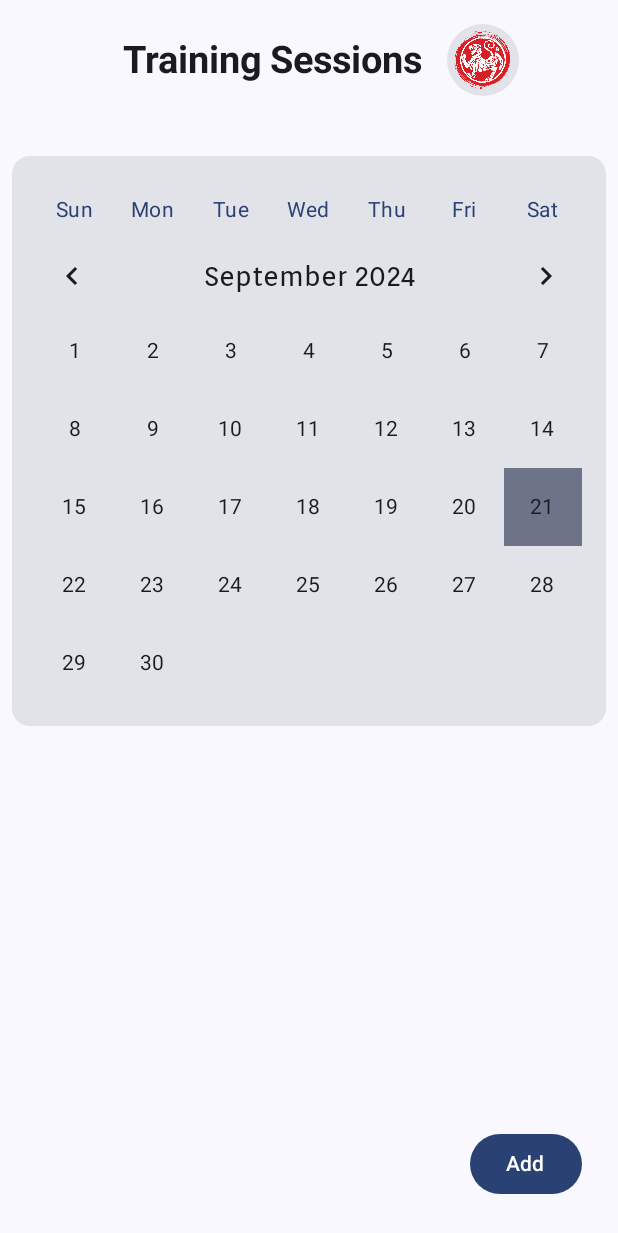
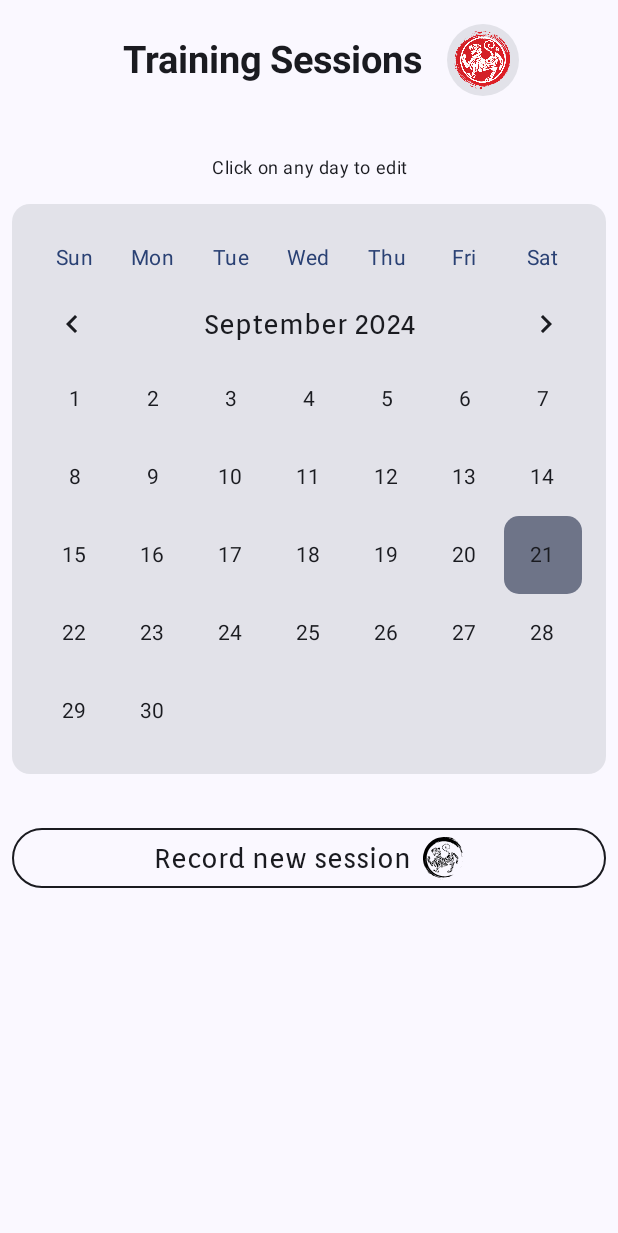
Before and after one commit to cpedrorafael/shotokan-kata-android, an Android app built with Jetpack Compose: the screen it shows after launch (MainActivity), on a phone screen of 412 x 824 dp. Shown: the top 1233 px of the screen. Run offline under Robolectric (Android 15) with nearby library versions, the phone set to English and light mode, and no system bars; our stand-ins replace Room's generated code.

```diff
--- a/app/src/main/java/com/guayaba/shotokankata/data/kata_records/KataStorage.kt
+++ b/app/src/main/java/com/guayaba/shotokankata/data/kata_records/KataStorage.kt
@@ -1,11 +1,13 @@
 package com.guayaba.shotokankata.data.kata_records
 
+import java.time.LocalDate
 import java.time.YearMonth
 
 interface KataStorage {
     suspend fun addOneSession(kataId: Int): Boolean
     fun decreaseOneSession(kataId: Int)
     suspend fun getAllSessionsForKata(kataId: Int): KataCount
+    suspend fun getAllSessionsInDate(date: LocalDate): List<KataRecord>
     suspend fun getAllSessions(): List<KataRecord>
     suspend fun getSessionsInMonth(yearMonth: YearMonth): List<KataRecord>
 }
--- a/app/src/main/java/com/guayaba/shotokankata/data/kata_records/KataStorageImpl.kt
+++ b/app/src/main/java/com/guayaba/shotokankata/data/kata_records/KataStorageImpl.kt
@@ -8,6 +8,7 @@ import com.guayaba.shotokankata.utils.AsyncUtil.Companion.ioScope
 import kotlinx.coroutines.async
 import kotlinx.coroutines.withContext
 import java.lang.Exception
+import java.time.LocalDate
 import java.time.LocalDateTime
 import java.time.LocalTime
 import java.time.YearMonth
@@ -47,6 +48,10 @@ class KataStorageImpl : KataStorage {
         return deferred.await()
     }
 
+    override suspend fun getAllSessionsInDate(date: LocalDate): List<KataRecord> {
+        TODO("Not yet implemented")
+    }
+
     override suspend fun getAllSessions(): List<KataRecord> {
         val deferred = ioScope.async {
             database.kataRecordDAO().getAllSortedByDateDesc()
--- a/app/src/main/java/com/guayaba/shotokankata/ui/calendar/SessionHistory.kt
+++ b/app/src/main/java/com/guayaba/shotokankata/ui/calendar/SessionHistory.kt
@@ -3,30 +3,32 @@ package com.guayaba.shotokankata.ui.calendar
 import androidx.compose.foundation.background
 import androidx.compose.foundation.clickable
 import androidx.compose.foundation.isSystemInDarkTheme
-import androidx.compose.foundation.layout.Arrangement
 import androidx.compose.foundation.layout.Box
 import androidx.compose.foundation.layout.Column
 import androidx.compose.foundation.layout.Row
+import androidx.compose.foundation.layout.Spacer
 import androidx.compose.foundation.layout.fillMaxSize
 import androidx.compose.foundation.layout.fillMaxWidth
+import androidx.compose.foundation.layout.height
 import androidx.compose.foundation.layout.padding
 import androidx.compose.foundation.layout.size
+import androidx.compose.foundation.layout.width
 import androidx.compose.foundation.layout.wrapContentHeight
 import androidx.compose.foundation.rememberScrollState
+import androidx.compose.foundation.shape.RoundedCornerShape
 import androidx.compose.foundation.verticalScroll
 import androidx.compose.material.icons.Icons
 import androidx.compose.material.icons.automirrored.filled.KeyboardArrowLeft
 import androidx.compose.material.icons.automirrored.filled.KeyboardArrowRight
-import androidx.compose.material3.Button
 import androidx.compose.material3.Card
 import androidx.compose.material3.CardDefaults
+import androidx.compose.material3.ExperimentalMaterial3Api
 import androidx.compose.material3.Icon
 import androidx.compose.material3.IconButton
 import androidx.compose.material3.MaterialTheme
+import androidx.compose.material3.OutlinedIconButton
 import androidx.compose.material3.Scaffold
-import androidx.compose.material3.Surface
 import androidx.compose.material3.Text
-import androidx.compose.material3.TopAppBar
 import androidx.compose.runtime.Composable
 import androidx.compose.runtime.collectAsState
 import androidx.compose.runtime.getValue
@@ -38,28 +40,24 @@ import androidx.compose.ui.text.style.TextAlign
 import androidx.compose.ui.unit.dp
 import com.guayaba.shotokankata.R
 import com.guayaba.shotokankata.ui.common.AppTopBar
+import com.guayaba.shotokankata.utils.toLong
 import java.time.LocalDate
 import java.time.YearMonth
+import java.time.ZoneOffset
 
 
 @Composable
-fun SessionCalendar(
+fun SessionCalendarPage(
     viewModel: SessionViewModel,
-    onAddPracticeSession: () -> Unit
+    onAddPracticeSession: () -> Unit,
+    onDayClicked: (Long) -> Unit
 ) {
-    val uiState by viewModel.uiState.collectAsState()
-    val days = DateUtil.daysOfWeek
-
     Scaffold(
         topBar = {
             AppTopBar(title = "Training Sessions")
         },
         floatingActionButton = {
-            Button(onClick = {
-                onAddPracticeSession()
-            }) {
-               Text(text = "Add")
-            }
+
         }
     ) { padding ->
         Column(
@@ -68,9 +66,57 @@ fun SessionCalendar(
                 .verticalScroll(rememberScrollState())
                 .padding(padding)
         ) {
+            Spacer(modifier = Modifier.height(32.dp))
+            Text(
+                text = "Click on any day to edit",
+                textAlign = TextAlign.Center,
+                style = MaterialTheme.typography.bodySmall,
+                modifier = Modifier.fillMaxWidth()
+            )
+            Spacer(modifier = Modifier.height(16.dp))
+            Calendar(viewModel, onDayClicked = {
+                onDayClicked(
+                    it.localDate.toLong()
+                )
+            })
+            Spacer(modifier = Modifier.height(32.dp))
+            OutlinedIconButton(
+                onClick = {
+                    onAddPracticeSession()
+                },
+                modifier = Modifier
+                    .fillMaxWidth()
+            ) {
+                Row {
+                    Text(
+                        text = "Record new session",
+                        modifier = Modifier.align(Alignment.CenterVertically)
+                    )
+                    Spacer(Modifier.width(8.dp))
+                    Icon(
+                        modifier = Modifier.align(Alignment.CenterVertically),
+                        painter = painterResource(id = R.drawable.mushin_tiger),
+                        tint = if (isSystemInDarkTheme()) Color.White else Color.Black,
+                        contentDescription = "Mushin",
+                    )
+                }
+
+            }
+        }
+    }
+}
+
+@Composable
+private fun Calendar(
+    viewModel: SessionViewModel,
+    onDayClicked: (CalendarUiState.Date) -> Unit
+) {
+    val uiState by viewModel.uiState.collectAsState()
+    val days = DateUtil.daysOfWeek
     Card(
         shape = CardDefaults.outlinedShape,
-                modifier = Modifier.wrapContentHeight().padding(0.dp, 32.dp),
+        modifier = Modifier
+            .wrapContentHeight()
     ) {
         Column(
             modifier = Modifier
@@ -93,10 +139,9 @@ fun SessionCalendar(
             )
             Content(
                 dates = uiState.dates,
-                        onDateClickListener = {}
+                onDateClicked = onDayClicked
             )
-                }
-            }
+
         }
     }
 }
@@ -152,7 +197,7 @@ fun DayItem(day: String, modifier: Modifier = Modifier) {
 @Composable
 fun Content(
     dates: List<CalendarUiState.Date>,
-    onDateClickListener: (CalendarUiState.Date) -> Unit,
+    onDateClicked: (CalendarUiState.Date) -> Unit,
 ) {
     Column {
         var index = 0
@@ -163,7 +208,7 @@ fun Content(
                     val item = if (index < dates.size) dates[index] else CalendarUiState.Date.Empty
                     ContentItem(
                         date = item,
-                        onClickListener = onDateClickListener,
+                        onClick = onDateClicked,
                         modifier = Modifier.weight(1f)
                     )
                     index++
@@ -176,7 +221,7 @@ fun Content(
 @Composable
 fun ContentItem(
     date: CalendarUiState.Date,
-    onClickListener: (CalendarUiState.Date) -> Unit,
+    onClick: (CalendarUiState.Date) -> Unit,
     modifier: Modifier = Modifier
 ) {
     Box(
@@ -186,13 +231,18 @@ fun ContentItem(
                     MaterialTheme.colorScheme.secondaryContainer
                 } else {
                     Color.Transparent
-                }
+                },
+                shape = RoundedCornerShape(10.dp)
             )
             .clickable(
                 // disable for dates after today
-                enabled = date.localDate.isBefore(LocalDate.now().plusDays(1))
+                enabled = date.localDate.isBefore(
+                    LocalDate
+                        .now()
+                        .plusDays(1)
+                )
             ) {
-                onClickListener(date)
+                onClick(date)
             }
     ) {
         if (date.trained) {
--- a/app/src/main/java/com/guayaba/shotokankata/ui/navigation/AppNavigation.kt
+++ b/app/src/main/java/com/guayaba/shotokankata/ui/navigation/AppNavigation.kt
@@ -7,7 +7,8 @@ import androidx.navigation.compose.composable
 import androidx.navigation.compose.rememberNavController
 import androidx.navigation.navArgument
 import com.guayaba.shotokankata.data.KataInfo
-import com.guayaba.shotokankata.ui.calendar.SessionCalendar
+import com.guayaba.shotokankata.ui.calendar.SessionCalendarPage
+import com.guayaba.shotokankata.ui.calendar.SessionDayView
 import com.guayaba.shotokankata.ui.calendar.SessionViewModel
 import com.guayaba.shotokankata.ui.kata.KataList
 import com.guayaba.shotokankata.ui.kata.KataView
@@ -69,11 +70,30 @@ fun AppNavigation(
             val quizId = it.arguments?.getInt("quizId") ?: 0
             WordQuiz(viewModel = quizViewModel, navController, quizId)
         }
-        composable(Routes.SESSION_CALENDAR.route) {
-            SessionCalendar(sessionViewModel){
-                navController.navigate(Routes.HOME.route)
+        composable(Routes.SESSION_CALENDAR.route)
+        {
+            SessionCalendarPage(
+                sessionViewModel,
+                onAddPracticeSession = {
+                    navController.navigate(Routes.HOME.route)
+                }, onDayClicked = {
+                    navController.navigate(Routes.SESSION_DAY.route + "/$it")
+                })
+        }
+        composable(
+            Routes.SESSION_DAY.route + "/{date}",
+            arguments = listOf(navArgument("date") { type = NavType.LongType })
+        ) {
+            it.arguments?.let { bundle ->
+                val arg = bundle.getLong("date")
+                SessionDayView(
+                    sessionViewModel,
+                    dateLong = arg,
+                    onBackPressed = {
+                        navController.popBackStack()
+                    }
+                )
             }
         }
-
     }
 }
--- a/app/src/main/java/com/guayaba/shotokankata/ui/navigation/Routes.kt
+++ b/app/src/main/java/com/guayaba/shotokankata/ui/navigation/Routes.kt
@@ -6,5 +6,6 @@ enum class Routes (val route: String){
     QUIZZES("quizzes"),
     WORD_QUIZ("word_quiz"),
     NIJU_KUN_RANDOM("nijukunrandom"),
-    SESSION_CALENDAR("calendar")
+    SESSION_CALENDAR("calendar"),
+    SESSION_DAY("session")
 }
```
Also changed, not shown: app/src/main/java/com/guayaba/shotokankata/ui/calendar/SessionDayView.kt (added, +42 -0 lines), app/src/main/java/com/guayaba/shotokankata/utils/Extensions.kt (added, +12 -0 lines). Lines whose indentation alone changed are shown as unchanged.
